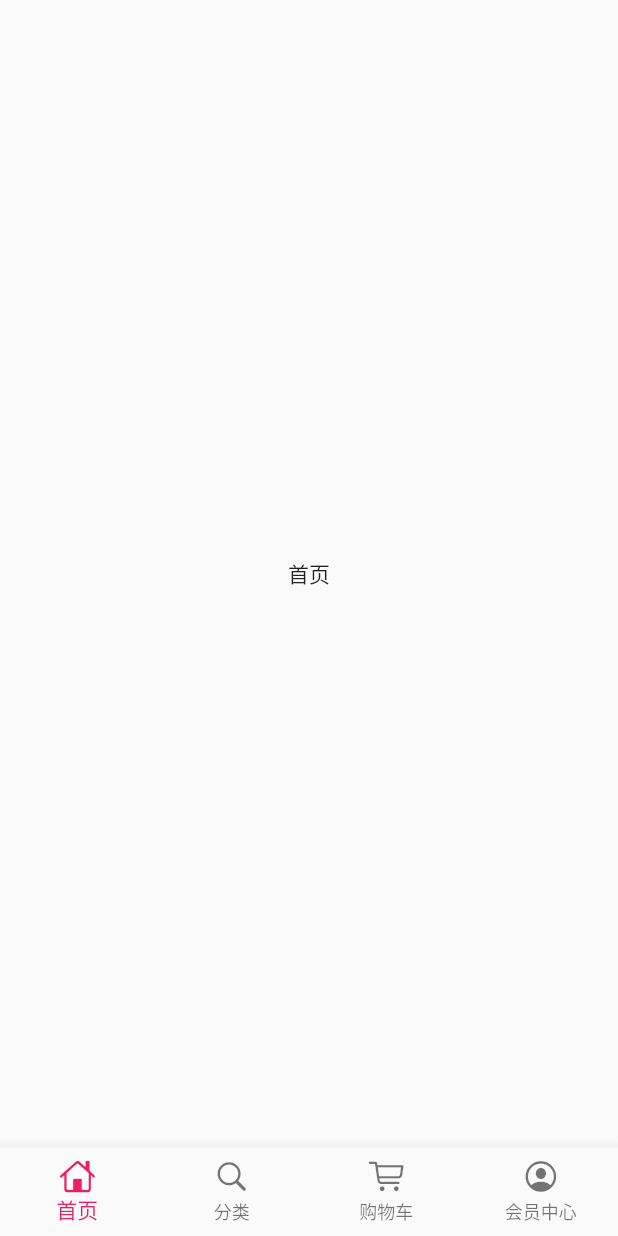
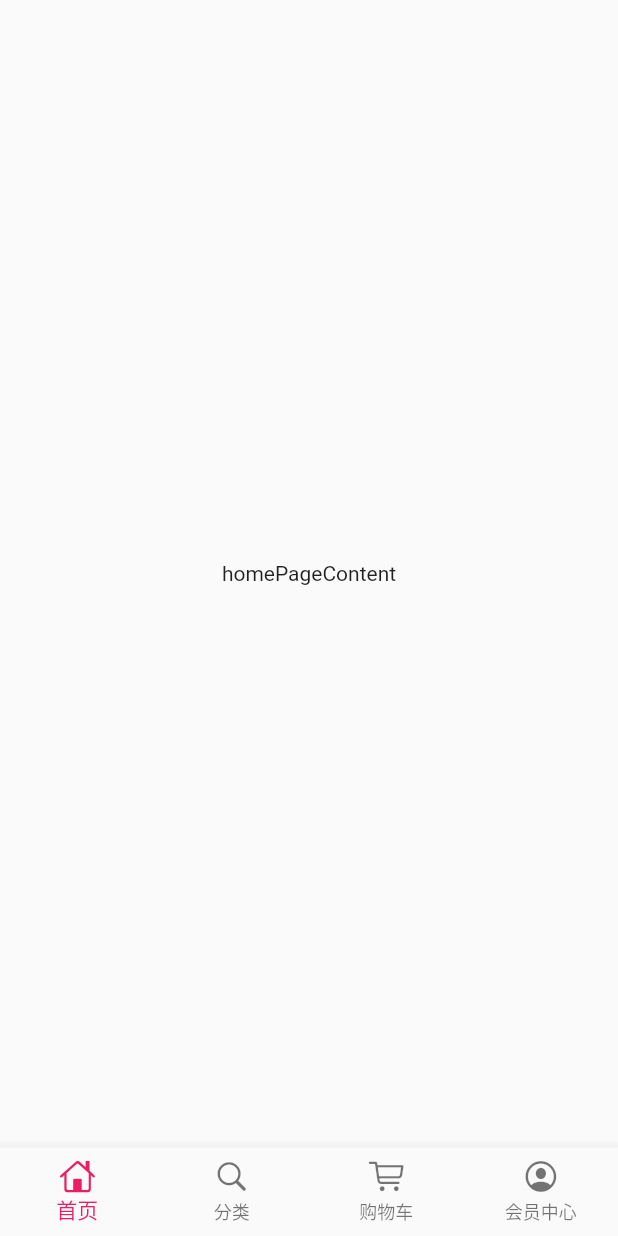
Before and after one commit to 524073550/shoping, a Flutter app: the screen it shows after launch, on a phone screen of 412 x 824 dp. Run offline on Flutter 3.47's test engine with Material 2 defaults, Android fonts, the phone set to English and light mode, and no system bars; our stand-ins replace dio; statements that could not run were skipped.

Commit message:
首页数据获取

```diff
--- a/dianshang/lib/ui/home_page.dart
+++ b/dianshang/lib/ui/home_page.dart
@@ -1,5 +1,5 @@
 import 'package:flutter/material.dart';
-
+import 'package:dianshang/config/apiservice.dart';
 class HomePage extends StatefulWidget{
   @override
   State<StatefulWidget> createState() {
@@ -10,13 +10,24 @@ class HomePage extends StatefulWidget{
 }
 
 class _HomePage extends State<HomePage> {
+  String homePageContent = '正在获取数据';
+
+  @override
+  void initState() {
+    getHomePageContent().then((val){
+      setState(() {
+        homePageContent = val.toString();
+      });
+    });
+    super.initState();
+  }
   @override
   Widget build(BuildContext context) {
     // TODO: implement build
     return new Scaffold(
 
       body: new Center(
-        child: Text('首页'),
+        child: Text('homePageContent'),
       ),
     );
   }
--- a/dianshang/pubspec.yaml
+++ b/dianshang/pubspec.yaml
@@ -23,7 +23,7 @@ dependencies:
   # The following adds the Cupertino Icons font to your application.
   # Use with the CupertinoIcons class for iOS style icons.
   cupertino_icons: ^0.1.2
-
+  dio: ^2.1.2
 dev_dependencies:
   flutter_test:
     sdk: flutter
```
Also changed, not shown: dianshang/lib/config/apiservice.dart (added, +25 -0 lines), dianshang/lib/config/config.dart (added, +13 -0 lines), dianshang/pubspec.lock.
